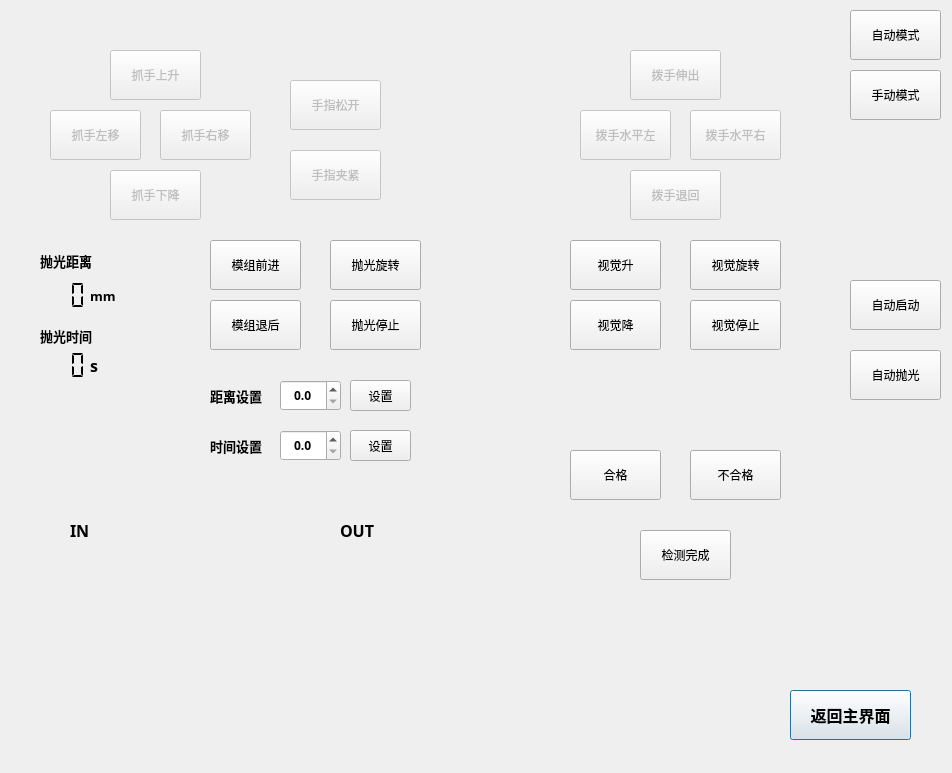
Above: hello/TestDialog.ui from galepai/hello before the change. Below: the same form after it.
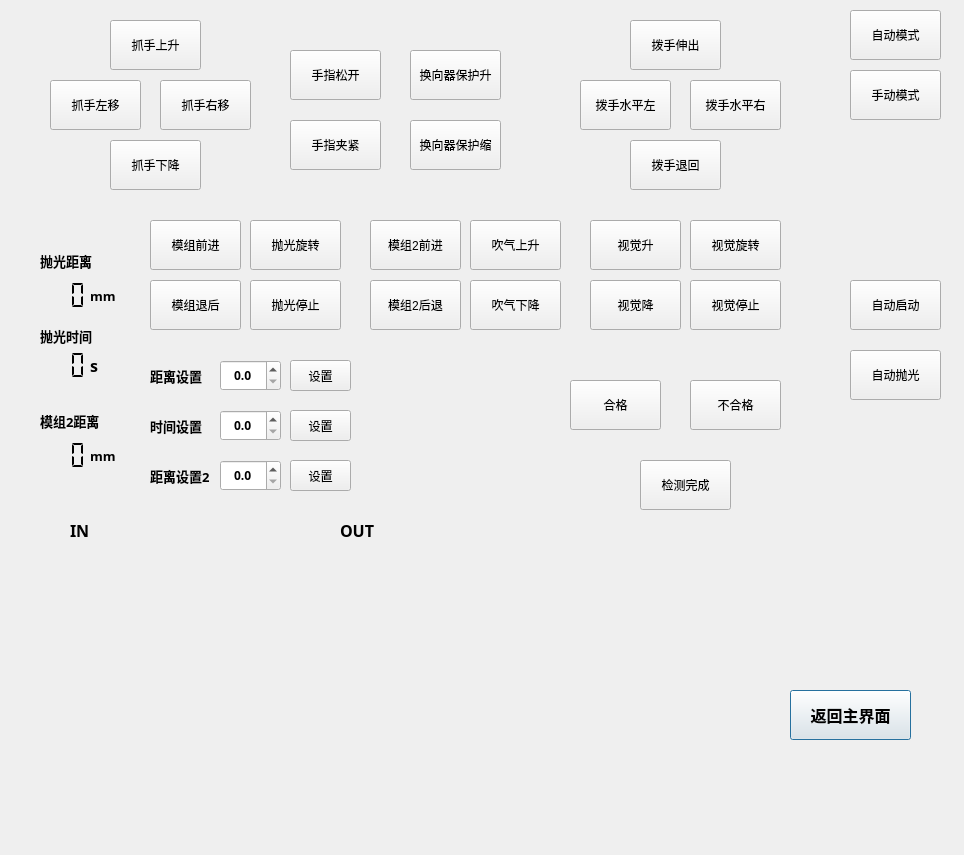
That is the form after the change. Icons and pictures are not drawn.

Patch:
```diff
--- a/hello/TestDialog.ui
+++ b/hello/TestDialog.ui
@@ -6,8 +6,8 @@
    <rect>
     <x>0</x>
     <y>0</y>
-    <width>952</width>
-    <height>773</height>
+    <width>964</width>
+    <height>855</height>
    </rect>
   </property>
   <property name="windowTitle">
@@ -46,12 +46,12 @@
   </widget>
   <widget class="QPushButton" name="btn_zhuashou_left">
    <property name="enabled">
-    <bool>false</bool>
+    <bool>true</bool>
    </property>
    <property name="geometry">
     <rect>
      <x>50</x>
-     <y>110</y>
+     <y>80</y>
      <width>91</width>
      <height>50</height>
     </rect>
@@ -62,12 +62,12 @@
   </widget>
   <widget class="QPushButton" name="btn_zhuashou_right">
    <property name="enabled">
-    <bool>false</bool>
+    <bool>true</bool>
    </property>
    <property name="geometry">
     <rect>
      <x>160</x>
-     <y>110</y>
+     <y>80</y>
      <width>91</width>
      <height>50</height>
     </rect>
@@ -78,12 +78,12 @@
   </widget>
   <widget class="QPushButton" name="btn_hand_close">
    <property name="enabled">
-    <bool>false</bool>
+    <bool>true</bool>
    </property>
    <property name="geometry">
     <rect>
      <x>290</x>
-     <y>150</y>
+     <y>120</y>
      <width>91</width>
      <height>50</height>
     </rect>
@@ -94,12 +94,12 @@
   </widget>
   <widget class="QPushButton" name="btn_hand_open">
    <property name="enabled">
-    <bool>false</bool>
+    <bool>true</bool>
    </property>
    <property name="geometry">
     <rect>
      <x>290</x>
-     <y>80</y>
+     <y>50</y>
      <width>91</width>
      <height>50</height>
     </rect>
@@ -110,12 +110,12 @@
   </widget>
   <widget class="QPushButton" name="btn_boshou_down">
    <property name="enabled">
-    <bool>false</bool>
+    <bool>true</bool>
    </property>
    <property name="geometry">
     <rect>
      <x>630</x>
-     <y>170</y>
+     <y>140</y>
      <width>91</width>
      <height>50</height>
     </rect>
@@ -126,12 +126,12 @@
   </widget>
   <widget class="QPushButton" name="btn_boshou_up">
    <property name="enabled">
-    <bool>false</bool>
+    <bool>true</bool>
    </property>
    <property name="geometry">
     <rect>
      <x>630</x>
-     <y>50</y>
+     <y>20</y>
      <width>91</width>
      <height>50</height>
     </rect>
@@ -142,12 +142,12 @@
   </widget>
   <widget class="QPushButton" name="btn_boshou_shuiping_down">
    <property name="enabled">
-    <bool>false</bool>
+    <bool>true</bool>
    </property>
    <property name="geometry">
     <rect>
      <x>580</x>
-     <y>110</y>
+     <y>80</y>
      <width>91</width>
      <height>50</height>
     </rect>
@@ -158,12 +158,12 @@
   </widget>
   <widget class="QPushButton" name="btn_boshou_shuiping_up">
    <property name="enabled">
-    <bool>false</bool>
+    <bool>true</bool>
    </property>
    <property name="geometry">
     <rect>
      <x>690</x>
-     <y>110</y>
+     <y>80</y>
      <width>91</width>
      <height>50</height>
     </rect>
@@ -174,12 +174,12 @@
   </widget>
   <widget class="QPushButton" name="btn_zhuashou_up">
    <property name="enabled">
-    <bool>false</bool>
+    <bool>true</bool>
    </property>
    <property name="geometry">
     <rect>
      <x>110</x>
-     <y>50</y>
+     <y>20</y>
      <width>91</width>
      <height>50</height>
     </rect>
@@ -190,12 +190,12 @@
   </widget>
   <widget class="QPushButton" name="btn_zhuashou_down">
    <property name="enabled">
-    <bool>false</bool>
+    <bool>true</bool>
    </property>
    <property name="geometry">
     <rect>
      <x>110</x>
-     <y>170</y>
+     <y>140</y>
      <width>91</width>
      <height>50</height>
     </rect>
@@ -249,8 +249,8 @@
   <widget class="QPushButton" name="btn_vision_up">
    <property name="geometry">
     <rect>
-     <x>570</x>
-     <y>240</y>
+     <x>590</x>
+     <y>220</y>
      <width>91</width>
      <height>50</height>
     </rect>
@@ -262,8 +262,8 @@
   <widget class="QPushButton" name="btn_vision_down">
    <property name="geometry">
     <rect>
-     <x>570</x>
-     <y>300</y>
+     <x>590</x>
+     <y>280</y>
      <width>91</width>
      <height>50</height>
     </rect>
@@ -276,7 +276,7 @@
    <property name="geometry">
     <rect>
      <x>690</x>
-     <y>240</y>
+     <y>220</y>
      <width>91</width>
      <height>50</height>
     </rect>
@@ -289,7 +289,7 @@
    <property name="geometry">
     <rect>
      <x>690</x>
-     <y>300</y>
+     <y>280</y>
      <width>91</width>
      <height>50</height>
     </rect>
@@ -393,8 +393,8 @@
   <widget class="QLabel" name="label_4">
    <property name="geometry">
     <rect>
-     <x>210</x>
-     <y>370</y>
+     <x>150</x>
+     <y>350</y>
      <width>61</width>
      <height>51</height>
     </rect>
@@ -414,8 +414,8 @@
   <widget class="QPushButton" name="btn_distance_confirm">
    <property name="geometry">
     <rect>
-     <x>350</x>
-     <y>380</y>
+     <x>290</x>
+     <y>360</y>
      <width>61</width>
      <height>31</height>
     </rect>
@@ -452,8 +452,8 @@
   <widget class="QLabel" name="label_5">
    <property name="geometry">
     <rect>
-     <x>210</x>
-     <y>420</y>
+     <x>150</x>
+     <y>400</y>
      <width>61</width>
      <height>51</height>
     </rect>
@@ -473,8 +473,8 @@
   <widget class="QPushButton" name="btn_time_confirm">
    <property name="geometry">
     <rect>
-     <x>350</x>
-     <y>430</y>
+     <x>290</x>
+     <y>410</y>
      <width>61</width>
      <height>31</height>
     </rect>
@@ -507,8 +507,8 @@
   <widget class="QDoubleSpinBox" name="doubleSpinBox_distance">
    <property name="geometry">
     <rect>
-     <x>280</x>
-     <y>380</y>
+     <x>220</x>
+     <y>360</y>
      <width>61</width>
      <height>31</height>
     </rect>
@@ -536,8 +536,8 @@
   <widget class="QDoubleSpinBox" name="doubleSpinBox_time">
    <property name="geometry">
     <rect>
-     <x>280</x>
-     <y>430</y>
+     <x>220</x>
+     <y>410</y>
      <width>61</width>
      <height>31</height>
     </rect>
@@ -568,8 +568,8 @@
   <widget class="QPushButton" name="btn_forward">
    <property name="geometry">
     <rect>
-     <x>210</x>
-     <y>240</y>
+     <x>150</x>
+     <y>220</y>
      <width>91</width>
      <height>50</height>
     </rect>
@@ -581,8 +581,8 @@
   <widget class="QPushButton" name="btn_backword">
    <property name="geometry">
     <rect>
-     <x>210</x>
-     <y>300</y>
+     <x>150</x>
+     <y>280</y>
      <width>91</width>
      <height>50</height>
     </rect>
@@ -594,8 +594,8 @@
   <widget class="QPushButton" name="btn_paoguang_rotate_start">
    <property name="geometry">
     <rect>
-     <x>330</x>
-     <y>240</y>
+     <x>250</x>
+     <y>220</y>
      <width>91</width>
      <height>50</height>
     </rect>
@@ -607,8 +607,8 @@
   <widget class="QPushButton" name="btn_paoguang_rotate_stop">
    <property name="geometry">
     <rect>
-     <x>330</x>
-     <y>300</y>
+     <x>250</x>
+     <y>280</y>
      <width>91</width>
      <height>50</height>
     </rect>
@@ -663,7 +663,7 @@
    <property name="geometry">
     <rect>
      <x>570</x>
-     <y>450</y>
+     <y>380</y>
      <width>91</width>
      <height>50</height>
     </rect>
@@ -676,7 +676,7 @@
    <property name="geometry">
     <rect>
      <x>690</x>
-     <y>450</y>
+     <y>380</y>
      <width>91</width>
      <height>50</height>
     </rect>
@@ -689,7 +689,7 @@
    <property name="geometry">
     <rect>
      <x>640</x>
-     <y>530</y>
+     <y>460</y>
      <width>91</width>
      <height>50</height>
     </rect>
@@ -698,6 +698,214 @@
     <string>检测完成</string>
    </property>
   </widget>
+  <widget class="QLCDNumber" name="lcd_distance_2">
+   <property name="geometry">
+    <rect>
+     <x>10</x>
+     <y>440</y>
+     <width>81</width>
+     <height>31</height>
+    </rect>
+   </property>
+   <property name="frameShape">
+    <enum>QFrame::Box</enum>
+   </property>
+   <property name="lineWidth">
+    <number>0</number>
+   </property>
+   <property name="segmentStyle">
+    <enum>QLCDNumber::Flat</enum>
+   </property>
+  </widget>
+  <widget class="QLabel" name="label_9">
+   <property name="geometry">
+    <rect>
+     <x>40</x>
+     <y>400</y>
+     <width>61</width>
+     <height>41</height>
+    </rect>
+   </property>
+   <property name="font">
+    <font>
+     <family>Aharoni</family>
+     <pointsize>10</pointsize>
+     <weight>75</weight>
+     <bold>true</bold>
+    </font>
+   </property>
+   <property name="text">
+    <string>模组2距离</string>
+   </property>
+  </widget>
+  <widget class="QDoubleSpinBox" name="doubleSpinBox_distance_2">
+   <property name="geometry">
+    <rect>
+     <x>220</x>
+     <y>460</y>
+     <width>61</width>
+     <height>31</height>
+    </rect>
+   </property>
+   <property name="font">
+    <font>
+     <family>Arial Black</family>
+     <weight>75</weight>
+     <bold>true</bold>
+    </font>
+   </property>
+   <property name="alignment">
+    <set>Qt::AlignCenter</set>
+   </property>
+   <property name="decimals">
+    <number>1</number>
+   </property>
+   <property name="maximum">
+    <double>120.000000000000000</double>
+   </property>
+   <property name="singleStep">
+    <double>0.100000000000000</double>
+   </property>
+  </widget>
+  <widget class="QLabel" name="label_10">
+   <property name="geometry">
+    <rect>
+     <x>150</x>
+     <y>450</y>
+     <width>61</width>
+     <height>51</height>
+    </rect>
+   </property>
+   <property name="font">
+    <font>
+     <family>Aharoni</family>
+     <pointsize>10</pointsize>
+     <weight>75</weight>
+     <bold>true</bold>
+    </font>
+   </property>
+   <property name="text">
+    <string>距离设置2</string>
+   </property>
+  </widget>
+  <widget class="QPushButton" name="btn_distance_confirm_2">
+   <property name="geometry">
+    <rect>
+     <x>290</x>
+     <y>460</y>
+     <width>61</width>
+     <height>31</height>
+    </rect>
+   </property>
+   <property name="text">
+    <string>设置</string>
+   </property>
+  </widget>
+  <widget class="QPushButton" name="btn_backword_2">
+   <property name="geometry">
+    <rect>
+     <x>370</x>
+     <y>280</y>
+     <width>91</width>
+     <height>50</height>
+    </rect>
+   </property>
+   <property name="text">
+    <string>模组2后退</string>
+   </property>
+  </widget>
+  <widget class="QPushButton" name="btn_forward_2">
+   <property name="geometry">
+    <rect>
+     <x>370</x>
+     <y>220</y>
+     <width>91</width>
+     <height>50</height>
+    </rect>
+   </property>
+   <property name="text">
+    <string>模组2前进</string>
+   </property>
+  </widget>
+  <widget class="QLabel" name="label_11">
+   <property name="geometry">
+    <rect>
+     <x>90</x>
+     <y>430</y>
+     <width>31</width>
+     <height>51</height>
+    </rect>
+   </property>
+   <property name="font">
+    <font>
+     <family>Aharoni</family>
+     <pointsize>10</pointsize>
+     <weight>75</weight>
+     <bold>true</bold>
+    </font>
+   </property>
+   <property name="text">
+    <string>mm</string>
+   </property>
+  </widget>
+  <widget class="QPushButton" name="btn_wind_down">
+   <property name="geometry">
+    <rect>
+     <x>470</x>
+     <y>280</y>
+     <width>91</width>
+     <height>50</height>
+    </rect>
+   </property>
+   <property name="text">
+    <string>吹气下降</string>
+   </property>
+  </widget>
+  <widget class="QPushButton" name="btn_wind_up">
+   <property name="geometry">
+    <rect>
+     <x>470</x>
+     <y>220</y>
+     <width>91</width>
+     <height>50</height>
+    </rect>
+   </property>
+   <property name="text">
+    <string>吹气上升</string>
+   </property>
+  </widget>
+  <widget class="QPushButton" name="btn_protect_down">
+   <property name="enabled">
+    <bool>true</bool>
+   </property>
+   <property name="geometry">
+    <rect>
+     <x>410</x>
+     <y>120</y>
+     <width>91</width>
+     <height>50</height>
+    </rect>
+   </property>
+   <property name="text">
+    <string>换向器保护缩</string>
+   </property>
+  </widget>
+  <widget class="QPushButton" name="btn_protect_up">
+   <property name="enabled">
+    <bool>true</bool>
+   </property>
+   <property name="geometry">
+    <rect>
+     <x>410</x>
+     <y>50</y>
+     <width>91</width>
+     <height>50</height>
+    </rect>
+   </property>
+   <property name="text">
+    <string>换向器保护升</string>
+   </property>
+  </widget>
  </widget>
  <resources>
   <include location="hello.qrc"/>
```
